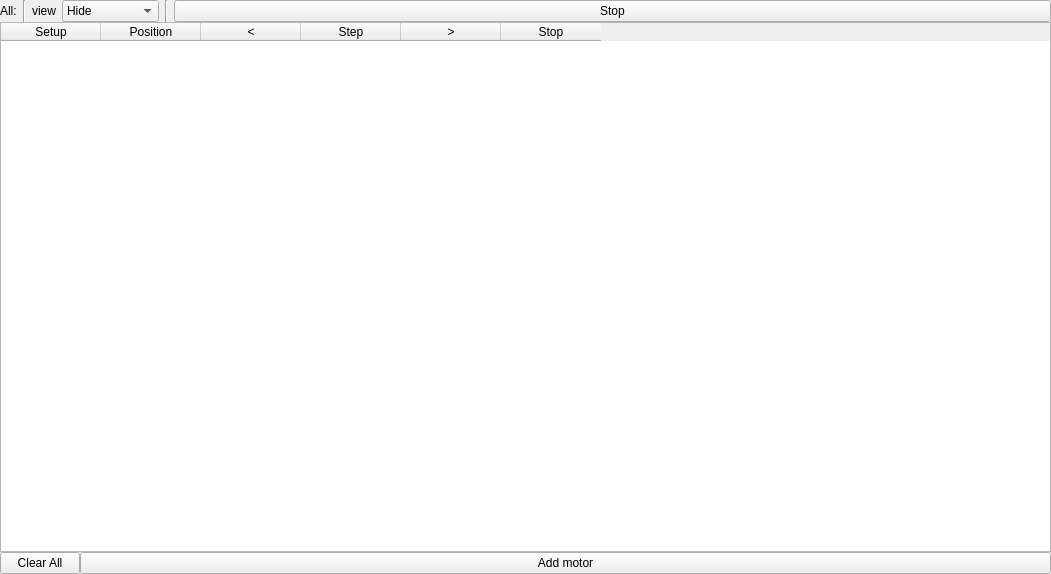
Above: qmotorstack/qmotorstack.ui from AustralianSynchrotron/motorcontrol before the change. Below: the same form after it.
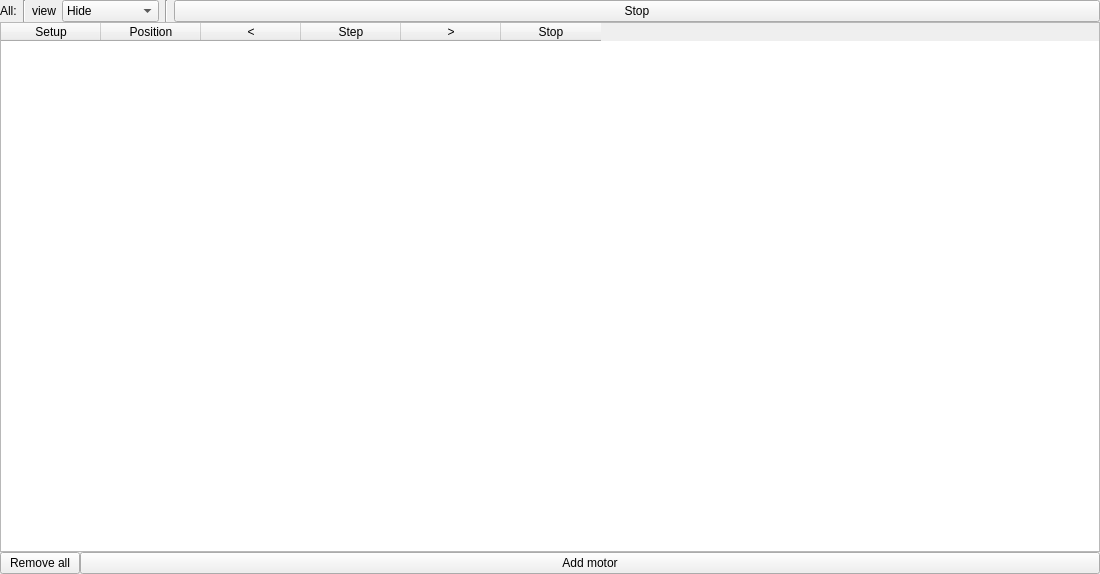
That is the form after the change.

```diff
--- a/qmotorstack/qmotorstack.ui
+++ b/qmotorstack/qmotorstack.ui
@@ -6,7 +6,7 @@
    <rect>
     <x>0</x>
     <y>0</y>
-    <width>1051</width>
+    <width>1100</width>
     <height>574</height>
    </rect>
   </property>
@@ -234,7 +234,7 @@
       <item>
        <widget class="QPushButton" name="clear">
         <property name="text">
-         <string>Clear All</string>
+         <string>Remove all</string>
         </property>
        </widget>
       </item>
```
